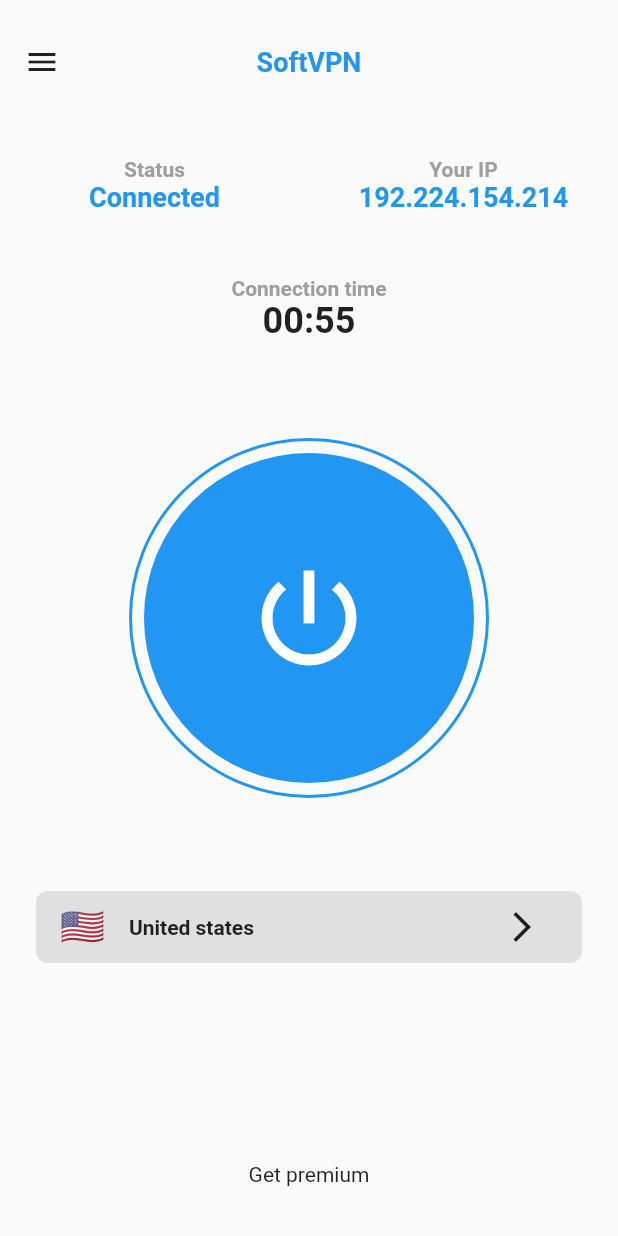
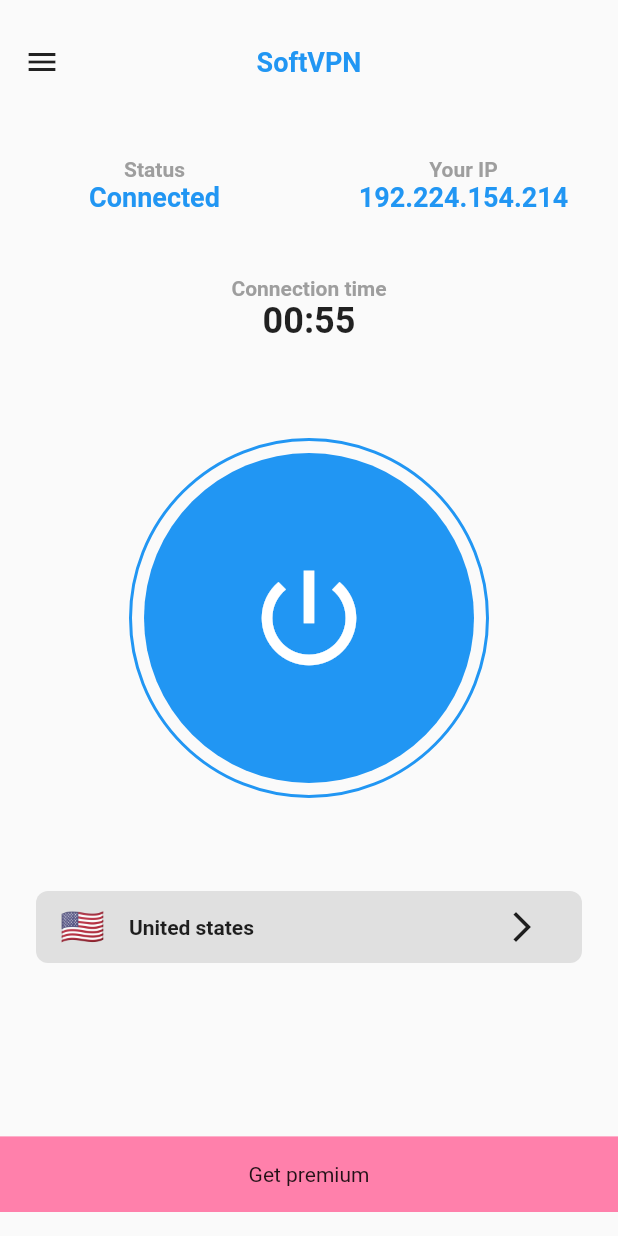
Before and after one commit to JAICHANGPARK/flutter_notebook_11th_story, a Flutter app: the screen it shows after launch, on a phone screen of 412 x 824 dp. Run offline on Flutter 3.47's test engine with Material 2 defaults, Android fonts, the phone set to English and light mode, and no system bars; our stand-ins replace backdrop, badges, flutter_inner_drawer, flutter_slidable, flutter_swiper, google_fonts.

Commit message:
Update vpn_home_page.dart

```diff
--- a/lib/ep721_vpn_mobile_app/ui/vpn_home_page.dart
+++ b/lib/ep721_vpn_mobile_app/ui/vpn_home_page.dart
@@ -168,6 +168,10 @@ class _VpnHomePageState extends State<VpnHomePage> {
             Expanded(
               flex: 2,
               child: Container(
+                margin: EdgeInsets.symmetric(vertical: 16),
+                decoration: BoxDecoration(
+                  color: Colors.pinkAccent[100]
+                ),
                 child: Center(
                   child: Text("Get premium"),
                 )
```
